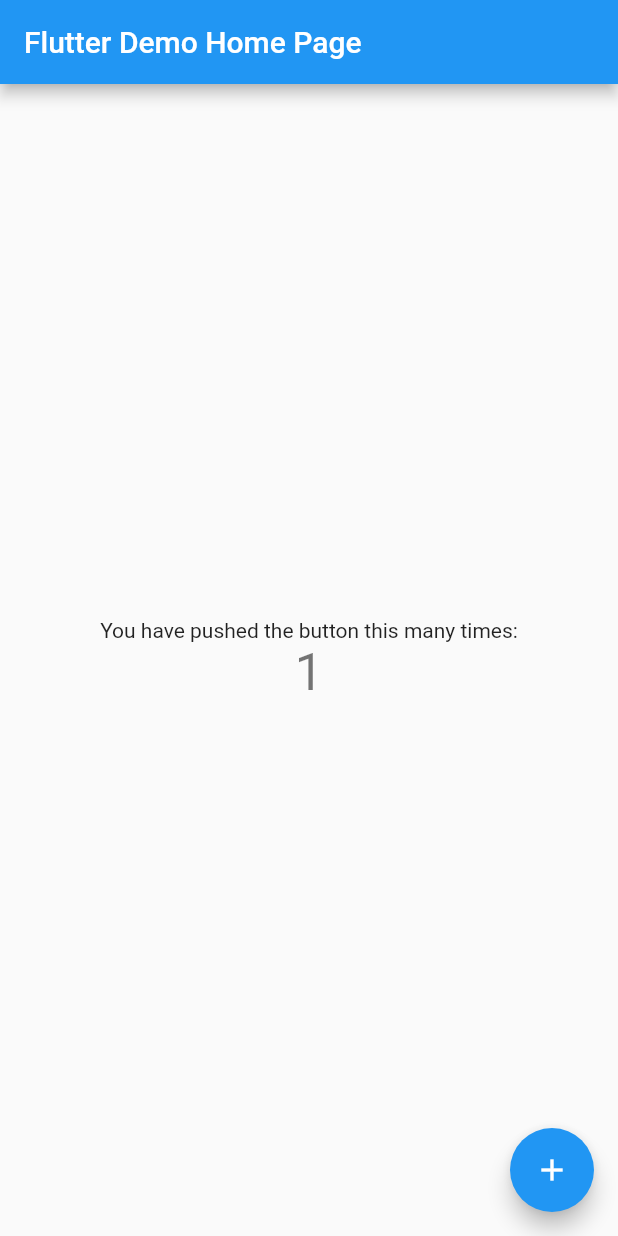
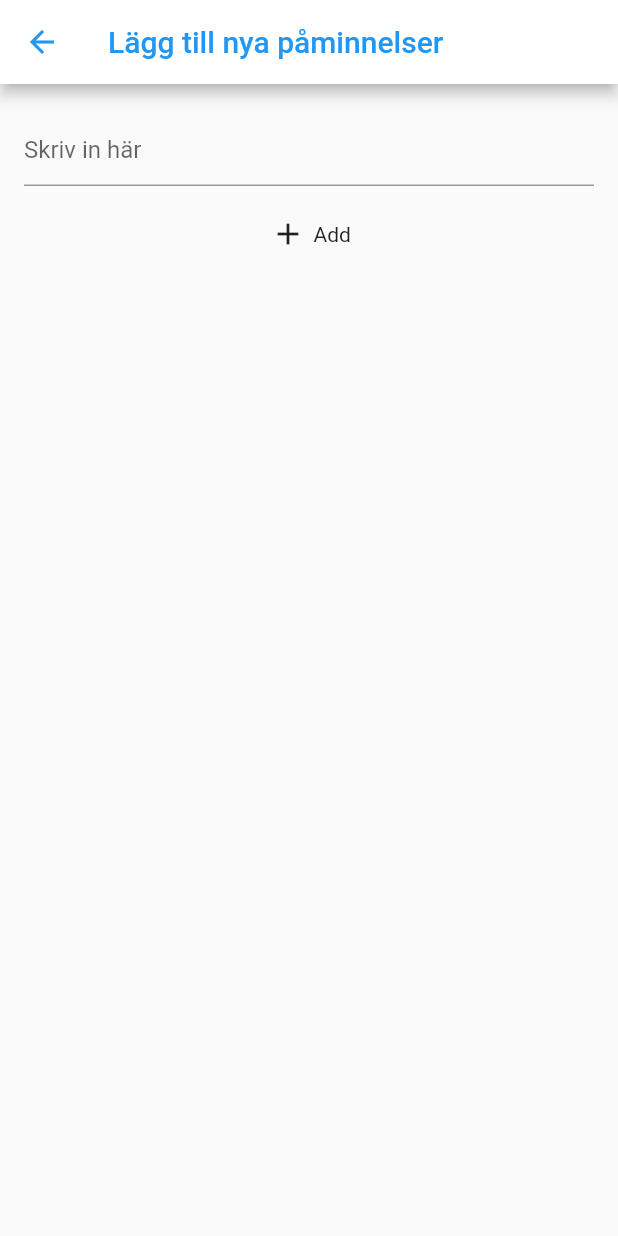
Before and after one commit to gu-tig169-ht21/gusderfe, a Flutter app: the screen it shows after launch, after a tap on the "add" icon, on a phone screen of 412 x 824 dp. Run offline on Flutter 3.47's test engine with Material 2 defaults, Android fonts, the phone set to English and light mode, and no system bars.

Commit message:
Detta är så som koden ska se ut efter steg1

```diff
--- a/lib/main.dart
+++ b/lib/main.dart
@@ -1,115 +1,112 @@
 import 'package:flutter/material.dart';
 
 void main() {
-  runApp(const MyApp());
+  runApp(MyApp());
 }
 
 class MyApp extends StatelessWidget {
-  const MyApp({Key? key}) : super(key: key);
-
-  // This widget is the root of your application.
   @override
   Widget build(BuildContext context) {
     return MaterialApp(
-      title: 'Flutter Demo',
+      home: MainView(),
       theme: ThemeData(
-        // This is the theme of your application.
-        //
-        // Try running your application with "flutter run". You'll see the
-        // application has a blue toolbar. Then, without quitting the app, try
-        // changing the primarySwatch below to Colors.green and then invoke
-        // "hot reload" (press "r" in the console where you ran "flutter run",
-        // or simply save your changes to "hot reload" in a Flutter IDE).
-        // Notice that the counter didn't reset back to zero; the application
-        // is not restarted.
         primarySwatch: Colors.blue,
       ),
-      home: const MyHomePage(title: 'Flutter Demo Home Page'),
     );
   }
 }
 
-class MyHomePage extends StatefulWidget {
-  const MyHomePage({Key? key, required this.title}) : super(key: key);
+class MainView extends StatelessWidget {
+  @override
+  Widget build(BuildContext context) {
+    return Scaffold(
+      appBar: AppBar(
+        backgroundColor: Colors.white,
+        foregroundColor: Colors.blue,
+        title: Text('Tig169 To-Do'),
+        actions: [
+          IconButton(
+            icon: Icon(Icons.arrow_right),
+            onPressed: () {},
+          ),
+        ],
+      ),
+      body: _list(),
+      floatingActionButton: FloatingActionButton(
+        onPressed: () {
+          Navigator.push(
+              context, MaterialPageRoute(builder: (context) => SecondView()));
+        },
+        child: const Icon(Icons.add, color: Colors.white, size: 30),
+      ),
+    );
+  }
 
-  // This widget is the home page of your application. It is stateful, meaning
-  // that it has a State object (defined below) that contains fields that affect
-  // how it looks.
+  Widget _list() {
+    return ListView(
+      children: [
+        _item("Handla mat"),
+        _item("Klappa katterna"),
+        _item("Hinna till Systemet"),
+        _item("Ordna vattenlåset"),
+        _item("SMSa farmor"),
+      ],
+    );
+  }
 
-  // This class is the configuration for the state. It holds the values (in this
-  // case the title) provided by the parent (in this case the App widget) and
-  // used by the build method of the State. Fields in a Widget subclass are
-  // always marked "final".
-
-  final String title;
-
-  @override
-  State<MyHomePage> createState() => _MyHomePageState();
+  Widget _item(strText) {
+    return ListTile(
+      leading: Icon(Icons.check_box_outline_blank),
+      title: Text(strText),
+      trailing: Icon(Icons.close),
+    );
+  }
 }
 
-class _MyHomePageState extends State<MyHomePage> {
-  int _counter = 0;
-
-  void _incrementCounter() {
-    setState(() {
-      // This call to setState tells the Flutter framework that something has
-      // changed in this State, which causes it to rerun the build method below
-      // so that the display can reflect the updated values. If we changed
-      // _counter without calling setState(), then the build method would not be
-      // called again, and so nothing would appear to happen.
-      _counter++;
-    });
-  }
-
-  @override
+class SecondView extends StatelessWidget {
   Widget build(BuildContext context) {
-    // This method is rerun every time setState is called, for instance as done
-    // by the _incrementCounter method above.
-    //
-    // The Flutter framework has been optimized to make rerunning build methods
-    // fast, so that you can just rebuild anything that needs updating rather
-    // than having to individually change instances of widgets.
     return Scaffold(
       appBar: AppBar(
-        // Here we take the value from the MyHomePage object that was created by
-        // the App.build method, and use it to set our appbar title.
-        title: Text(widget.title),
+        backgroundColor: Colors.white,
+        foregroundColor: Colors.blue,
+        title: Text('Lägg till nya påminnelser'),
       ),
       body: Center(
-        // Center is a layout widget. It takes a single child and positions it
-        // in the middle of the parent.
         child: Column(
-          // Column is also a layout widget. It takes a list of children and
-          // arranges them vertically. By default, it sizes itself to fit its
-          // children horizontally, and tries to be as tall as its parent.
-          //
-          // Invoke "debug painting" (press "p" in the console, choose the
-          // "Toggle Debug Paint" action from the Flutter Inspector in Android
-          // Studio, or the "Toggle Debug Paint" command in Visual Studio Code)
-          // to see the wireframe for each widget.
-          //
-          // Column has various properties to control how it sizes itself and
-          // how it positions its children. Here we use mainAxisAlignment to
-          // center the children vertically; the main axis here is the vertical
-          // axis because Columns are vertical (the cross axis would be
-          // horizontal).
-          mainAxisAlignment: MainAxisAlignment.center,
-          children: <Widget>[
-            const Text(
-              'You have pushed the button this many times:',
-            ),
-            Text(
-              '$_counter',
-              style: Theme.of(context).textTheme.headline4,
-            ),
+          mainAxisAlignment: MainAxisAlignment.start,
+          crossAxisAlignment: CrossAxisAlignment.start,
+          children: [
+            Container(height: 20),
+            _nameInputField(),
+            Container(height: 20),
+            _addText(),
           ],
         ),
       ),
-      floatingActionButton: FloatingActionButton(
-        onPressed: _incrementCounter,
-        tooltip: 'Increment',
-        child: const Icon(Icons.add),
-      ), // This trailing comma makes auto-formatting nicer for build methods.
+    );
+  }
+
+  Widget _nameInputField() {
+    return Container(
+      margin: EdgeInsets.only(left: 16, right: 16),
+      child: TextField(
+        decoration: InputDecoration(hintText: "Skriv in här"),
+      ),
+    );
+  }
+
+  Widget _addText() {
+    return Row(
+      children: [
+        Container(
+          margin: EdgeInsets.only(left: 180),
+          child: Icon(Icons.add),
+        ),
+        Container(
+          margin: EdgeInsets.only(left: 5),
+          child: Text("Add"),
+        )
+      ],
     );
   }
 }
```
Also changed, not shown: 1 other file.
